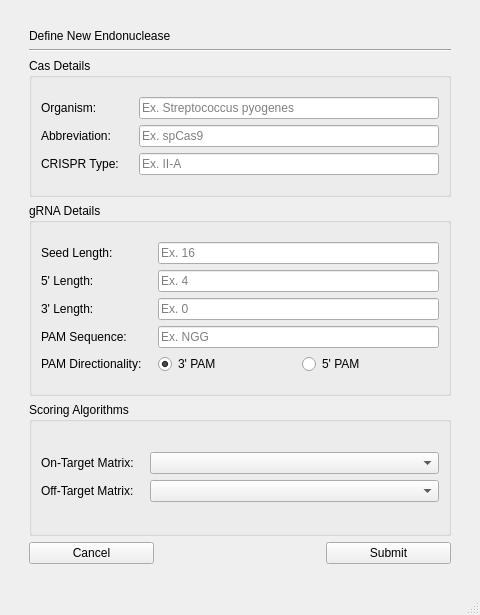
Qt form newendonuclease.ui (TrinhLab/CASPERapp) before a commit.
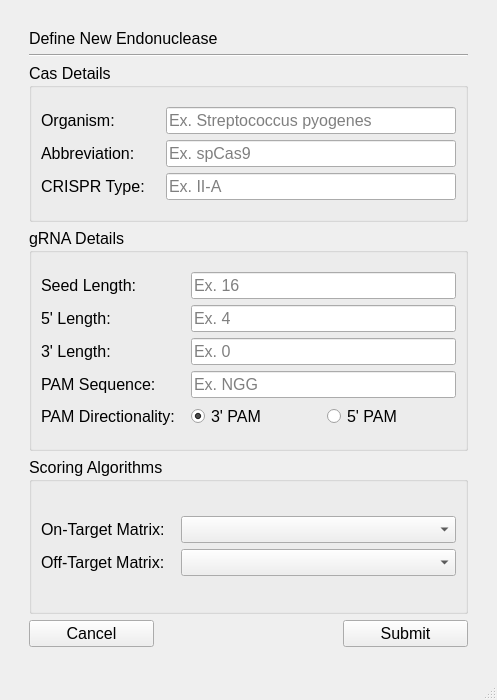
The same form after that commit.

```diff
--- a/newendonuclease.ui
+++ b/newendonuclease.ui
@@ -6,10 +6,15 @@
    <rect>
     <x>0</x>
     <y>0</y>
-    <width>480</width>
-    <height>615</height>
+    <width>497</width>
+    <height>700</height>
    </rect>
   </property>
+  <property name="font">
+   <font>
+    <pointsize>12</pointsize>
+   </font>
+  </property>
   <property name="windowTitle">
    <string>MainWindow</string>
   </property>
```
